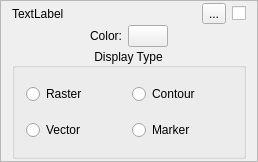
radio-astro/casa, file code/display/QtViewer/ImageManager/ImageView.ui: the form before one commit.
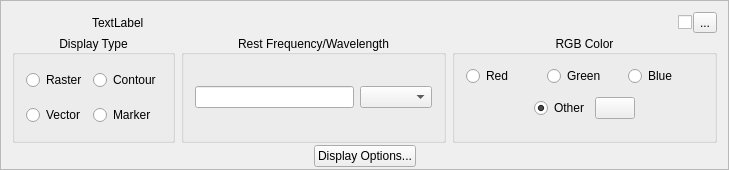
The form after the commit. Icons and pictures are not drawn.

Commit message: New Development: No             JIRA Issue: CAS-4081         Ready for Test: No      Interface Changes: Yes What Interface Changed: Extensive changes to Viewer/Image Manager Interface          Test Programs: List test programs   Put in Release Notes: No              Module(s): Viewer/Image Manager            Description: Rework of Image Manager based on review by Ott and Kern.

```diff
--- a/code/display/QtViewer/ImageManager/ImageView.ui
+++ b/code/display/QtViewer/ImageManager/ImageView.ui
@@ -6,8 +6,8 @@
    <rect>
     <x>0</x>
     <y>0</y>
-    <width>258</width>
-    <height>162</height>
+    <width>729</width>
+    <height>170</height>
    </rect>
   </property>
   <property name="windowTitle">
@@ -19,11 +19,8 @@
   <property name="frameShadow">
    <enum>QFrame::Raised</enum>
   </property>
-  <layout class="QVBoxLayout" name="verticalLayout_2">
+  <layout class="QVBoxLayout" name="verticalLayout">
    <property name="spacing">
-    <number>1</number>
-   </property>
-   <property name="topMargin">
     <number>2</number>
    </property>
    <property name="bottomMargin">
@@ -31,6 +28,122 @@
    </property>
    <item>
     <layout class="QHBoxLayout" name="horizontalLayout">
+     <property name="spacing">
+      <number>1</number>
+     </property>
+     <item>
+      <widget class="QWidget" name="displayTypeHolder" native="true">
+       <property name="sizePolicy">
+        <sizepolicy hsizetype="Preferred" vsizetype="Preferred">
+         <horstretch>0</horstretch>
+         <verstretch>0</verstretch>
+        </sizepolicy>
+       </property>
+       <property name="minimumSize">
+        <size>
+         <width>15</width>
+         <height>10</height>
+        </size>
+       </property>
+       <property name="maximumSize">
+        <size>
+         <width>400</width>
+         <height>20</height>
+        </size>
+       </property>
+       <property name="toolTip">
+        <string>Image Display Type: 'R'=Raster, 'C'=Contour, &quot;M'=Marker, 'V'=Vector</string>
+       </property>
+       <property name="autoFillBackground">
+        <bool>true</bool>
+       </property>
+      </widget>
+     </item>
+     <item>
+      <widget class="QWidget" name="coordinateMasterHolder" native="true">
+       <property name="sizePolicy">
+        <sizepolicy hsizetype="Preferred" vsizetype="Preferred">
+         <horstretch>0</horstretch>
+         <verstretch>0</verstretch>
+        </sizepolicy>
+       </property>
+       <property name="minimumSize">
+        <size>
+         <width>15</width>
+         <height>10</height>
+        </size>
+       </property>
+       <property name="maximumSize">
+        <size>
+         <width>400</width>
+         <height>20</height>
+        </size>
+       </property>
+       <property name="toolTip">
+        <string>A &quot;MC&quot; indicates this is the master image used to determine the coordinate system.</string>
+       </property>
+       <property name="autoFillBackground">
+        <bool>true</bool>
+       </property>
+      </widget>
+     </item>
+     <item>
+      <widget class="QLabel" name="hueMasterHolder">
+       <property name="minimumSize">
+        <size>
+         <width>15</width>
+         <height>10</height>
+        </size>
+       </property>
+       <property name="maximumSize">
+        <size>
+         <width>16777215</width>
+         <height>20</height>
+        </size>
+       </property>
+       <property name="text">
+        <string/>
+       </property>
+      </widget>
+     </item>
+     <item>
+      <widget class="QLabel" name="saturationMasterHolder">
+       <property name="minimumSize">
+        <size>
+         <width>15</width>
+         <height>10</height>
+        </size>
+       </property>
+       <property name="maximumSize">
+        <size>
+         <width>16777215</width>
+         <height>20</height>
+        </size>
+       </property>
+       <property name="text">
+        <string/>
+       </property>
+      </widget>
+     </item>
+     <item>
+      <widget class="QLabel" name="colorLabel">
+       <property name="minimumSize">
+        <size>
+         <width>15</width>
+         <height>20</height>
+        </size>
+       </property>
+       <property name="maximumSize">
+        <size>
+         <width>16777215</width>
+         <height>20</height>
+        </size>
+       </property>
+       <property name="text">
+        <string/>
+       </property>
+      </widget>
+     </item>
      <item>
       <widget class="QLabel" name="imageNameLabel">
        <property name="sizePolicy">
@@ -47,6 +160,29 @@
        </property>
       </widget>
      </item>
+     <item>
+      <spacer name="horizontalSpacer">
+       <property name="orientation">
+        <enum>Qt::Horizontal</enum>
+       </property>
+       <property name="sizeHint" stdset="0">
+        <size>
+         <width>40</width>
+         <height>20</height>
+        </size>
+       </property>
+      </spacer>
+     </item>
+     <item>
+      <widget class="QCheckBox" name="selectCheckBox">
+       <property name="toolTip">
+        <string>Check/uncheck to register/unregister the image.</string>
+       </property>
+       <property name="text">
+        <string/>
+       </property>
+      </widget>
+     </item>
      <item>
       <widget class="QToolButton" name="openCloseButton">
        <property name="toolTip">
@@ -61,20 +197,222 @@
        </property>
       </widget>
      </item>
+    </layout>
+   </item>
+   <item>
+    <layout class="QHBoxLayout" name="widgetLayout">
      <item>
-      <widget class="QCheckBox" name="selectCheckBox">
-       <property name="toolTip">
-        <string>Select the image.</string>
+      <widget class="QGroupBox" name="displayGroupBox">
+       <property name="title">
+        <string>Display Type</string>
        </property>
-       <property name="text">
-        <string/>
+       <property name="alignment">
+        <set>Qt::AlignCenter</set>
        </property>
+       <layout class="QGridLayout" name="gridLayout">
+        <property name="topMargin">
+         <number>1</number>
+        </property>
+        <property name="bottomMargin">
+         <number>1</number>
+        </property>
+        <property name="verticalSpacing">
+         <number>1</number>
+        </property>
+        <item row="0" column="0">
+         <widget class="QRadioButton" name="rasterRadio">
+          <property name="toolTip">
+           <string>Display as a &quot;raster&quot;.</string>
+          </property>
+          <property name="text">
+           <string>Raster</string>
+          </property>
+         </widget>
+        </item>
+        <item row="1" column="0">
+         <widget class="QRadioButton" name="vectorRadio">
+          <property name="toolTip">
+           <string>Display as a &quot;vector&quot;.</string>
+          </property>
+          <property name="text">
+           <string>Vector</string>
+          </property>
+         </widget>
+        </item>
+        <item row="1" column="1">
+         <widget class="QRadioButton" name="markerRadio">
+          <property name="toolTip">
+           <string>Display as a &quot;marker&quot;.</string>
+          </property>
+          <property name="text">
+           <string>Marker</string>
+          </property>
+         </widget>
+        </item>
+        <item row="0" column="1">
+         <widget class="QRadioButton" name="contourRadio">
+          <property name="toolTip">
+           <string>Display as a &quot;contour&quot;.</string>
+          </property>
+          <property name="text">
+           <string>Contour</string>
+          </property>
+         </widget>
+        </item>
+       </layout>
       </widget>
      </item>
+     <item>
+      <widget class="QGroupBox" name="restGroupBox">
+       <property name="title">
+        <string>Rest Frequency/Wavelength</string>
+       </property>
+       <property name="alignment">
+        <set>Qt::AlignCenter</set>
+       </property>
+       <layout class="QVBoxLayout" name="verticalLayout_3">
+        <property name="spacing">
+         <number>1</number>
+        </property>
+        <property name="topMargin">
+         <number>0</number>
+        </property>
+        <property name="bottomMargin">
+         <number>1</number>
+        </property>
+        <item>
+         <layout class="QHBoxLayout" name="horizontalLayout_3">
+          <item>
+           <widget class="QLineEdit" name="restLineEdit">
+            <property name="toolTip">
+             <string>Rest frequency/wavelength for the image.</string>
+            </property>
+           </widget>
+          </item>
+          <item>
+           <widget class="QComboBox" name="restUnitsCombo">
+            <property name="toolTip">
+             <string>Units for rest frequency/wavelength.</string>
+            </property>
+           </widget>
+          </item>
+         </layout>
+        </item>
+       </layout>
+      </widget>
+     </item>
+     <item>
+      <widget class="QGroupBox" name="colorGroupBox">
+       <property name="title">
+        <string>RGB Color</string>
+       </property>
+       <property name="alignment">
+        <set>Qt::AlignCenter</set>
+       </property>
+       <layout class="QVBoxLayout" name="verticalLayout_2">
+        <property name="spacing">
+         <number>1</number>
+        </property>
+        <property name="topMargin">
+         <number>1</number>
+        </property>
+        <item>
+         <layout class="QHBoxLayout" name="horizontalLayout_2">
+          <item>
+           <widget class="QRadioButton" name="redRadio">
+            <property name="toolTip">
+             <string>Use a base color of red for this image when images are combined in RGB mode.</string>
+            </property>
+            <property name="text">
+             <string>Red</string>
+            </property>
+            <property name="checked">
+             <bool>true</bool>
+            </property>
+           </widget>
+          </item>
+          <item>
+           <widget class="QRadioButton" name="greenRadio">
+            <property name="toolTip">
+             <string>Use a base color of green to display this image when images are combined in RGB mode.</string>
+            </property>
+            <property name="text">
+             <string>Green</string>
+            </property>
+           </widget>
+          </item>
+          <item>
+           <widget class="QRadioButton" name="blueRadio">
+            <property name="toolTip">
+             <string>Use a base color of blue to display this image when images are combined in RGB mode.</string>
+            </property>
+            <property name="text">
+             <string>Blue</string>
+            </property>
+           </widget>
+          </item>
+         </layout>
+        </item>
+        <item>
+         <layout class="QHBoxLayout" name="horizontalLayout_5">
+          <item>
+           <spacer name="horizontalSpacer_2">
+            <property name="orientation">
+             <enum>Qt::Horizontal</enum>
+            </property>
+            <property name="sizeHint" stdset="0">
+             <size>
+              <width>40</width>
+              <height>20</height>
+             </size>
+            </property>
+           </spacer>
+          </item>
+          <item>
+           <widget class="QRadioButton" name="otherRadio">
+            <property name="toolTip">
+             <string>Specify an alternative base color for this image when images are combined in RGB mode.</string>
+            </property>
+            <property name="text">
+             <string>Other</string>
+            </property>
+            <property name="checked">
+             <bool>true</bool>
+            </property>
+           </widget>
+          </item>
+          <item>
+           <widget class="QPushButton" name="colorButton">
+            <property name="toolTip">
+             <string>Press to select an alternative color.</string>
+            </property>
+            <property name="text">
+             <string/>
+            </property>
+           </widget>
+          </item>
+          <item>
+           <spacer name="horizontalSpacer_4">
+            <property name="orientation">
+             <enum>Qt::Horizontal</enum>
+            </property>
+            <property name="sizeHint" stdset="0">
+             <size>
+              <width>40</width>
+              <height>20</height>
+             </size>
+            </property>
+           </spacer>
+          </item>
+         </layout>
+        </item>
+       </layout>
+      </widget>
+     </item>
     </layout>
    </item>
    <item>
-    <layout class="QHBoxLayout" name="colorLayout">
+    <layout class="QHBoxLayout" name="displayOptionsLayout">
      <item>
       <spacer name="colorSpacer1">
        <property name="orientation">
@@ -83,34 +421,18 @@
        <property name="sizeHint" stdset="0">
         <size>
          <width>40</width>
-         <height>20</height>
+         <height>1</height>
         </size>
        </property>
       </spacer>
      </item>
      <item>
-      <widget class="QLabel" name="colorLabel">
-       <property name="sizePolicy">
-        <sizepolicy hsizetype="Fixed" vsizetype="Preferred">
-         <horstretch>0</horstretch>
-         <verstretch>0</verstretch>
-        </sizepolicy>
-       </property>
-       <property name="text">
-        <string>Color:</string>
-       </property>
-       <property name="alignment">
-        <set>Qt::AlignRight|Qt::AlignTrailing|Qt::AlignVCenter</set>
-       </property>
-      </widget>
-     </item>
-     <item>
-      <widget class="QPushButton" name="colorButton">
+      <widget class="QPushButton" name="dataOptionsButton">
        <property name="toolTip">
         <string>Assign a color that will be used when the image is drawn with saturation reflecting image intensity.</string>
        </property>
        <property name="text">
-        <string/>
+        <string>Display Options...</string>
        </property>
       </widget>
      </item>
@@ -122,74 +444,13 @@
        <property name="sizeHint" stdset="0">
         <size>
          <width>40</width>
-         <height>20</height>
+         <height>1</height>
         </size>
        </property>
       </spacer>
      </item>
     </layout>
    </item>
-   <item>
-    <widget class="QGroupBox" name="displayGroupBox">
-     <property name="title">
-      <string>Display Type</string>
-     </property>
-     <property name="alignment">
-      <set>Qt::AlignCenter</set>
-     </property>
-     <layout class="QGridLayout" name="gridLayout">
-      <property name="topMargin">
-       <number>1</number>
-      </property>
-      <property name="bottomMargin">
-       <number>1</number>
-      </property>
-      <property name="verticalSpacing">
-       <number>1</number>
-      </property>
-      <item row="0" column="0">
-       <widget class="QRadioButton" name="rasterRadio">
-        <property name="toolTip">
-         <string>Display as a &quot;raster&quot;.</string>
-        </property>
-        <property name="text">
-         <string>Raster</string>
-        </property>
-       </widget>
-      </item>
-      <item row="0" column="1">
-       <widget class="QRadioButton" name="contourRadio">
-        <property name="toolTip">
-         <string>Display as a &quot;contour&quot;.</string>
-        </property>
-        <property name="text">
-         <string>Contour</string>
-        </property>
-       </widget>
-      </item>
-      <item row="1" column="0">
-       <widget class="QRadioButton" name="vectorRadio">
-        <property name="toolTip">
-         <string>Display as a &quot;vector&quot;.</string>
-        </property>
-        <property name="text">
-         <string>Vector</string>
-        </property>
-       </widget>
-      </item>
-      <item row="1" column="1">
-       <widget class="QRadioButton" name="markerRadio">
-        <property name="toolTip">
-         <string>Display as a &quot;marker&quot;.</string>
-        </property>
-        <property name="text">
-         <string>Marker</string>
-        </property>
-       </widget>
-      </item>
-     </layout>
-    </widget>
-   </item>
   </layout>
  </widget>
  <layoutdefault spacing="6" margin="11"/>
```
Left out of the diff: 6 changed lines with no effect on the pictures. The commit also changes 42 other files.
